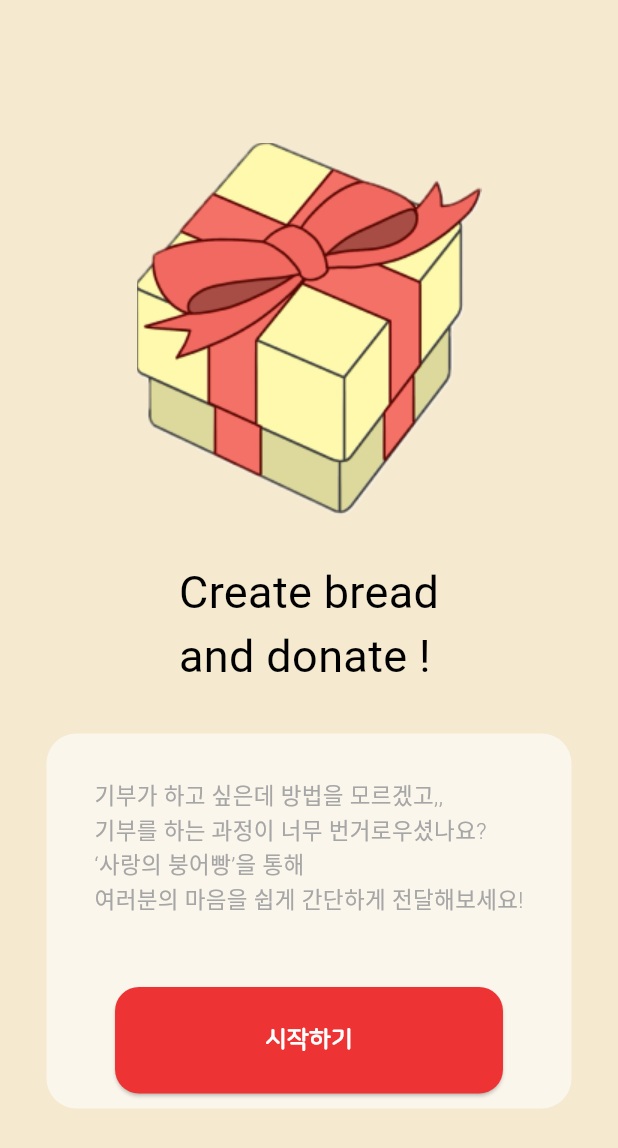
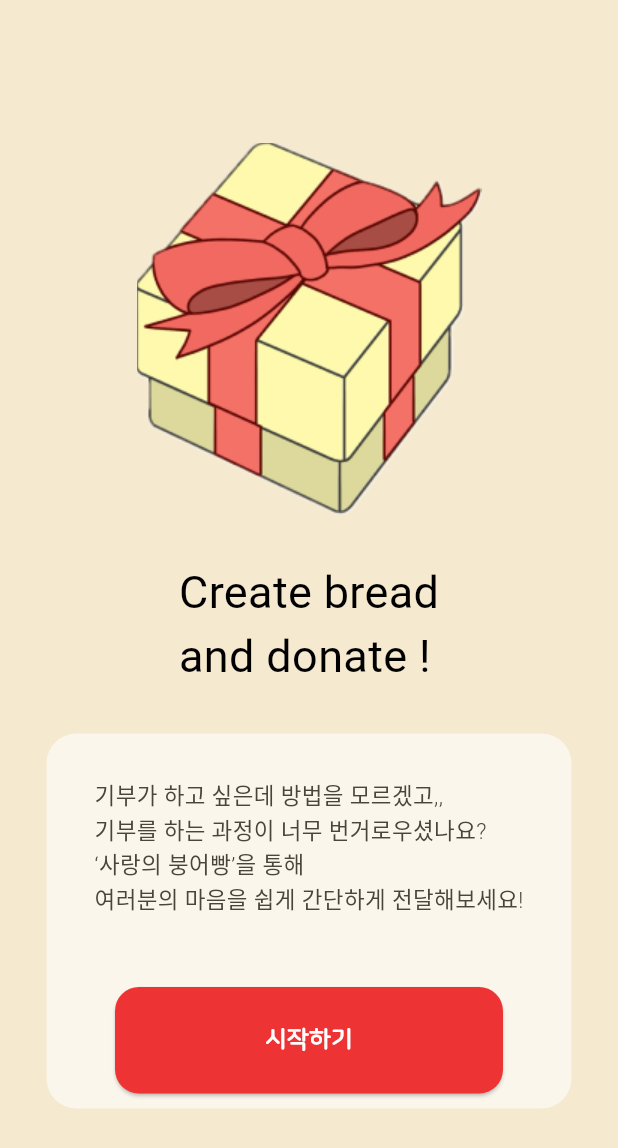
Before and after one commit to donggukthon/donggukthon_2023_3_F, a Flutter app: the screen it shows after launch, on a phone screen of 412 x 824 dp. Shown: the top 1148 px of the screen. Run offline on Flutter 3.47's test engine with Material 3 defaults, Android fonts, the phone set to English and light mode, and no system bars; our stand-ins replace get; Roboto replaces fonts that are missing (commentFont, titleFont).

Commit message:
<fix>: 폰트 색상 수정

```diff
--- a/lib/constants/colors.dart
+++ b/lib/constants/colors.dart
@@ -5,11 +5,11 @@ const mainColor = Color(0xFFF5E9CF);
 
 //폰트 컬러
 const titleColor = Color(0xFF312E26);
-const fontColor = Color(0xFFA6A6A6);
+const fontColor = Color(0xFF4A453A);
 
 //버튼 컬러
 const redButtonColor = Color(0xFFED3333);
 const goldButtonColor = Color(0xFFEEBD53);
 const iconButtonColor = Color(0xFF888888);
 
-const whiteColor = Color(0xFFFFFF);
+const whiteColor = Color(0x00ffffff);
```
